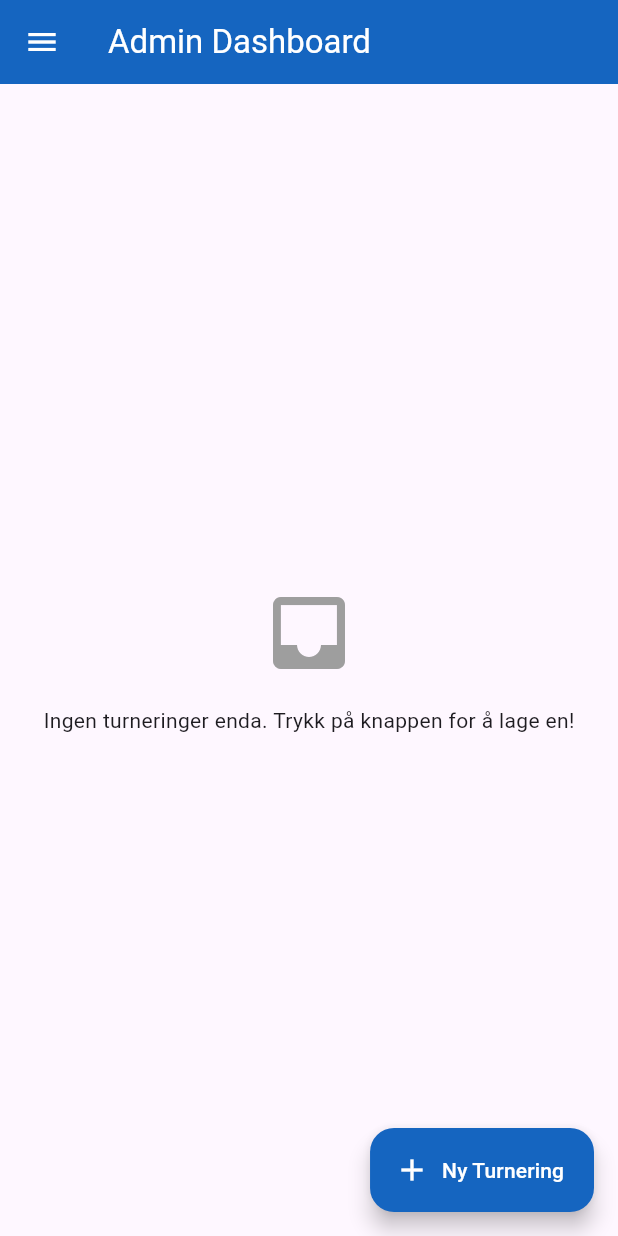
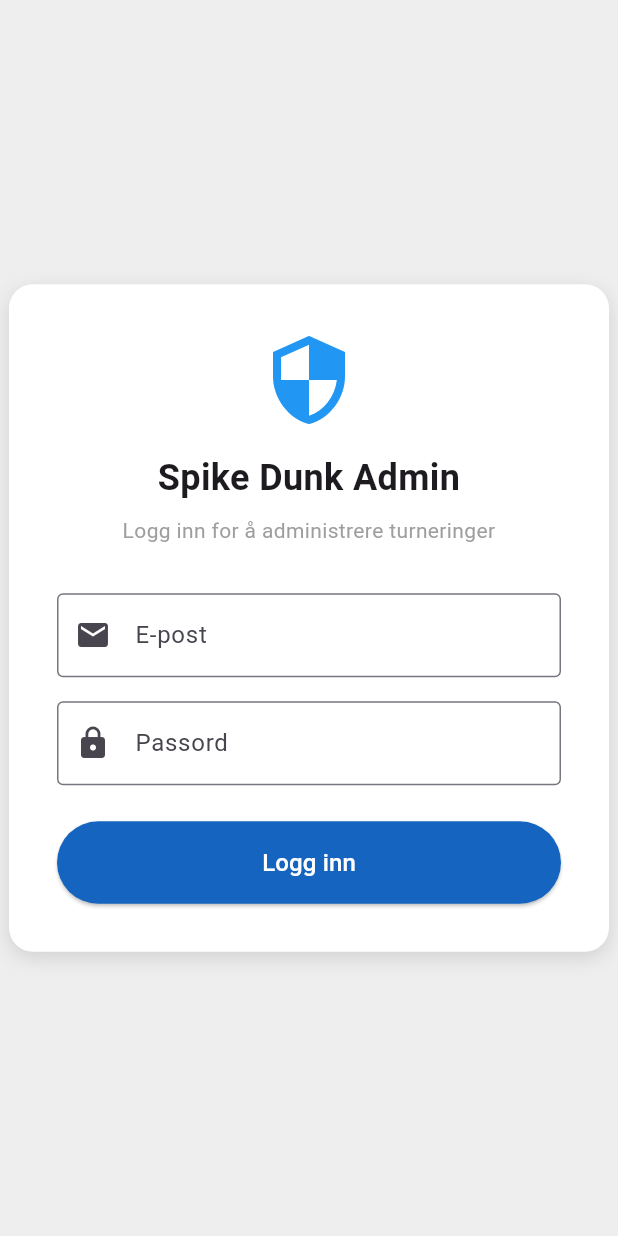
Before and after one commit to RuudyBoy/norgestouradmin, a Flutter app: the screen it shows after launch, on a phone screen of 412 x 824 dp. Run offline on Flutter 3.47's test engine with Material 3 defaults, Android fonts, the phone set to English and light mode, and no system bars; our stand-ins replace cloud_firestore, firebase_auth, firebase_core, qr_flutter; accounts and stored records are empty.

Commit message:
added admin rights

```diff
--- /dev/null
+++ b/norges_tour_admin/lib/admin_login_page.dart
@@ -0,0 +1,169 @@
+import 'package:flutter/material.dart';
+import 'package:firebase_auth/firebase_auth.dart';
+import 'package:cloud_firestore/cloud_firestore.dart';
+
+class AdminLoginPage extends StatefulWidget {
+  const AdminLoginPage({super.key});
+
+  @override
+  State<AdminLoginPage> createState() => _AdminLoginPageState();
+}
+
+class _AdminLoginPageState extends State<AdminLoginPage> {
+  final _emailController = TextEditingController();
+  final _passwordController = TextEditingController();
+  bool _isLoading = false;
+  String? _errorMessage;
+
+  Future<void> _login() async {
+    setState(() {
+      _isLoading = true;
+      _errorMessage = null;
+    });
+
+    try {
+      final credentials = await FirebaseAuth.instance.signInWithEmailAndPassword(
+        email: _emailController.text.trim(),
+        password: _passwordController.text,
+      );
+
+      // Check if user is admin
+      if (credentials.user != null) {
+        final doc = await FirebaseFirestore.instance
+            .collection('admins')
+            .doc(credentials.user!.uid)
+            .get();
+
+        if (!doc.exists) {
+          // Ikke admin
+          await FirebaseAuth.instance.signOut();
+          setState(() {
+            _errorMessage = "Du har ikke admin-tilgang. Kontakt systemansvarlig.";
+          });
+        }
+        // If doc exists, main.dart's AuthStream will pick it up and navigate
+      }
+    } on FirebaseAuthException catch (e) {
+      setState(() {
+        _errorMessage = e.message ?? "En feil oppstod ved innlogging.";
+      });
+    } catch (e) {
+      setState(() {
+        _errorMessage = "Noe gikk galt: $e";
+      });
+    } finally {
+      if (mounted) {
+        setState(() {
+          _isLoading = false;
+        });
+      }
+    }
+  }
+
+  @override
+  void dispose() {
+    _emailController.dispose();
+    _passwordController.dispose();
+    super.dispose();
+  }
+
+  @override
+  Widget build(BuildContext context) {
+    return Scaffold(
+      backgroundColor: Colors.grey[200],
+      body: Center(
+        child: SingleChildScrollView(
+          child: Container(
+            constraints: const BoxConstraints(maxWidth: 400),
+            padding: const EdgeInsets.all(32),
+            decoration: BoxDecoration(
+              color: Colors.white,
+              borderRadius: BorderRadius.circular(16),
+              boxShadow: [
+                BoxShadow(
+                  color: Colors.black12,
+                  blurRadius: 10,
+                  offset: const Offset(0, 4),
+                )
+              ],
+            ),
+            child: Column(
+              mainAxisSize: MainAxisSize.min,
+              crossAxisAlignment: CrossAxisAlignment.stretch,
+              children: [
+                const Icon(Icons.security, size: 64, color: Colors.blue),
+                const SizedBox(height: 16),
+                const Text(
+                  "Spike Dunk Admin",
+                  textAlign: TextAlign.center,
+                  style: TextStyle(fontSize: 24, fontWeight: FontWeight.bold),
+                ),
+                const SizedBox(height: 8),
+                const Text(
+                  "Logg inn for å administrere turneringer",
+                  textAlign: TextAlign.center,
+                  style: TextStyle(color: Colors.grey),
+                ),
+                const SizedBox(height: 32),
+                TextField(
+                  controller: _emailController,
+                  decoration: const InputDecoration(
+                    labelText: "E-post",
+                    border: OutlineInputBorder(),
+                    prefixIcon: Icon(Icons.email),
+                  ),
+                  keyboardType: TextInputType.emailAddress,
+                ),
+                const SizedBox(height: 16),
+                TextField(
+                  controller: _passwordController,
+                  decoration: const InputDecoration(
+                    labelText: "Passord",
+                    border: OutlineInputBorder(),
+                    prefixIcon: Icon(Icons.lock),
+                  ),
+                  obscureText: true,
+                  onSubmitted: (_) => _login(),
+                ),
+                const SizedBox(height: 24),
+                if (_errorMessage != null)
+                  Container(
+                    padding: const EdgeInsets.all(12),
+                    margin: const EdgeInsets.only(bottom: 24),
+                    decoration: BoxDecoration(
+                      color: Colors.red[50],
+                      border: Border.all(color: Colors.red[200]!),
+                      borderRadius: BorderRadius.circular(8),
+                    ),
+                    child: Text(
+                      _errorMessage!,
+                      style: TextStyle(color: Colors.red[800]),
+                      textAlign: TextAlign.center,
+                    ),
+                  ),
+                ElevatedButton(
+                  onPressed: _isLoading ? null : _login,
+                  style: ElevatedButton.styleFrom(
+                    backgroundColor: Colors.blue[800],
+                    foregroundColor: Colors.white,
+                    padding: const EdgeInsets.symmetric(vertical: 16),
+                  ),
+                  child: _isLoading
+                      ? const SizedBox(
+                          height: 20,
+                          width: 20,
+                          child: CircularProgressIndicator(
+                            strokeWidth: 2,
+                            color: Colors.white,
+                          ),
+                        )
+                      : const Text("Logg inn", style: TextStyle(fontSize: 16)),
+                ),
+              ],
+            ),
+          ),
+        ),
+      ),
+    );
+  }
+}
--- a/norges_tour_admin/lib/all_players_page.dart
+++ b/norges_tour_admin/lib/all_players_page.dart
@@ -156,7 +156,7 @@ class _AllPlayersPageState extends State<AllPlayersPage> {
                 crossAxisAlignment: CrossAxisAlignment.start,
                 mainAxisAlignment: MainAxisAlignment.end,
                 children: [
-                  Text("Norges Tour Admin", style: TextStyle(color: Colors.white, fontSize: 24, fontWeight: FontWeight.bold)),
+                  Text("Spike Dunk Admin", style: TextStyle(color: Colors.white, fontSize: 24, fontWeight: FontWeight.bold)),
                   Text("Spillerdatabase", style: TextStyle(color: Colors.white70)),
                 ],
               ),
--- a/norges_tour_admin/lib/main.dart
+++ b/norges_tour_admin/lib/main.dart
@@ -5,7 +5,9 @@ import 'firebase_options.dart';
 import 'add_tournament_page.dart';
 import 'tournament_control_page.dart';
 import 'all_players_page.dart';
-
+import 'package:firebase_auth/firebase_auth.dart';
+import 'admin_login_page.dart';
+import 'player_claims_page.dart';
 void main() async {
   WidgetsFlutterBinding.ensureInitialized();
   await Firebase.initializeApp(
@@ -20,13 +22,64 @@ class AdminApp extends StatelessWidget {
   @override
   Widget build(BuildContext context) {
     return MaterialApp(
-      title: 'Norges Tour Admin',
+      title: 'Spike Dunk Admin',
       debugShowCheckedModeBanner: false,
       theme: ThemeData(
         primarySwatch: Colors.blue,
         useMaterial3: true,
       ),
-      home: const AdminDashboard(),
+      home: const AuthGate(),
+    );
+  }
+}
+
+class AuthGate extends StatelessWidget {
+  const AuthGate({super.key});
+
+  @override
+  Widget build(BuildContext context) {
+    return StreamBuilder<User?>(
+      stream: FirebaseAuth.instance.authStateChanges(),
+      builder: (context, snapshot) {
+        if (snapshot.connectionState == ConnectionState.waiting) {
+          return const Scaffold(body: Center(child: CircularProgressIndicator()));
+        }
+        if (!snapshot.hasData) {
+          return const AdminLoginPage();
+        }
+
+        return FutureBuilder<DocumentSnapshot>(
+          future: FirebaseFirestore.instance.collection('admins').doc(snapshot.data!.uid).get(),
+          builder: (context, adminSnapshot) {
+            if (adminSnapshot.connectionState == ConnectionState.waiting) {
+              return const Scaffold(body: Center(child: CircularProgressIndicator()));
+            }
+            if (adminSnapshot.hasData && adminSnapshot.data!.exists) {
+              return const AdminDashboard();
+            }
+
+            return Scaffold(
+              body: Center(
+                child: Column(
+                  mainAxisAlignment: MainAxisAlignment.center,
+                  children: [
+                    const Icon(Icons.error_outline, size: 64, color: Colors.red),
+                    const SizedBox(height: 16),
+                    const Text("Du har ikke admin-tilgang.", style: TextStyle(fontSize: 20)),
+                    const SizedBox(height: 8),
+                    Text("UID: ${snapshot.data!.uid}", style: const TextStyle(color: Colors.grey)),
+                    const SizedBox(height: 24),
+                    ElevatedButton(
+                      onPressed: () => FirebaseAuth.instance.signOut(),
+                      child: const Text("Logg ut"),
+                    )
+                  ],
+                )
+              )
+            );
+          },
+        );
+      },
     );
   }
 }
@@ -54,7 +107,7 @@ class AdminDashboard extends StatelessWidget {
                 crossAxisAlignment: CrossAxisAlignment.start,
                 mainAxisAlignment: MainAxisAlignment.end,
                 children: [
-                  Text("Norges Tour Admin", style: TextStyle(color: Colors.white, fontSize: 24, fontWeight: FontWeight.bold)),
+                  Text("Spike Dunk Admin", style: TextStyle(color: Colors.white, fontSize: 24, fontWeight: FontWeight.bold)),
                   Text("Kontrollpanel", style: TextStyle(color: Colors.white70)),
                 ],
               ),
@@ -71,12 +124,32 @@ class AdminDashboard extends StatelessWidget {
               title: const Text('Spillerdatabase'),
               onTap: () {
                 Navigator.pop(context);
-                // VIKTIG ENDRING: Vi bruker pushReplacement for å bytte side helt
-                // Da får vi ingen "tilbake"-pil på neste side
                 Navigator.pushReplacement(
                   context,
                   MaterialPageRoute(builder: (context) => const AllPlayersPage()),
                 );
+              },
+            ),
+            ListTile(
+              leading: const Icon(Icons.person_add_alt_1),
+              title: const Text('Ventende Spillerkrav'),
+              onTap: () {
+                Navigator.pop(context);
+                Navigator.push(
+                  context,
+                  MaterialPageRoute(builder: (context) => const PlayerClaimsPage()),
+                );
+              },
+            ),
+            const Divider(),
+            ListTile(
+              leading: const Icon(Icons.logout, color: Colors.red),
+              title: const Text('Logg ut', style: TextStyle(color: Colors.red)),
+              onTap: () async {
+                await FirebaseAuth.instance.signOut();
+                if (context.mounted) {
+                  Navigator.pop(context);
+                }
               },
             ),
           ],
--- a/norges_tour_admin/pubspec.yaml
+++ b/norges_tour_admin/pubspec.yaml
@@ -39,6 +39,7 @@ dependencies:
   firebase_storage: ^13.0.4
   image_picker: ^1.2.1
   qr_flutter: ^4.1.0
+  firebase_auth: ^6.5.2
 
 dev_dependencies:
   flutter_test:
```
Also changed, not shown: norges_tour_admin/lib/player_claims_page.dart (added, +145 -0 lines), norges_tour_admin/pubspec.lock.
